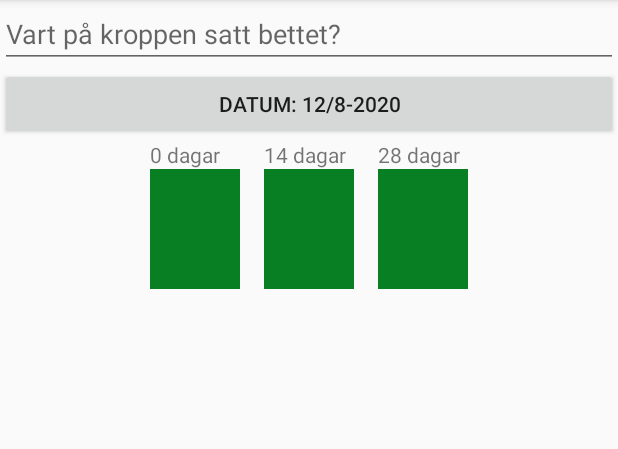
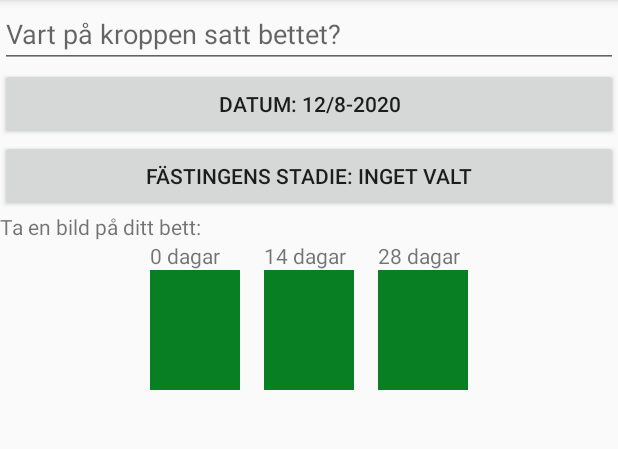
Before and after one commit to GeneralMustard/Bettbok, an Android app: the BitePagerActivity screen opened directly, with no data from a screen before it, on a phone screen of 412 x 824 dp, the part 84-533 px from its top. Run offline under Robolectric (Android 15) with nearby library versions, the phone set to English and light mode, and no system bars.

Commit message:
add stage field

```diff
--- a/app/src/main/java/se/umu/saha5924/bettbok/Bite.java
+++ b/app/src/main/java/se/umu/saha5924/bettbok/Bite.java
@@ -9,6 +9,7 @@ public class Bite {
     private UUID mId;
     private Calendar mCalendar;
     private String mPlacement;
+    private String mStage;
 
     public Bite() {
         this(UUID.randomUUID());
@@ -18,6 +19,7 @@ public class Bite {
         mId = id;
         mCalendar = Calendar.getInstance();
         mCalendar.setTime(new Date());
+        mStage = "Inget valt";
     }
 
     public String getImageFilename(int i) {
@@ -33,6 +35,14 @@ public class Bite {
             days = (int) ((nowMilli-biteMilli) / (1000*60*60*24));
 
         return days;
+    }
+
+    public String getStage() {
+        return mStage;
+    }
+
+    public void setStage(String s) {
+        mStage = s;
     }
 
     public UUID getId() {
--- a/app/src/main/java/se/umu/saha5924/bettbok/BiteEditFragment.java
+++ b/app/src/main/java/se/umu/saha5924/bettbok/BiteEditFragment.java
@@ -1,6 +1,7 @@
 package se.umu.saha5924.bettbok;
 
 import android.app.Activity;
+import android.app.AlertDialog;
 import android.content.Intent;
 import android.os.Bundle;
 import android.text.Editable;
@@ -31,14 +32,18 @@ public class BiteEditFragment extends Fragment {
 
     private static final String ARG_BITE_ID = "bite_id";
     private static final String DIALOG_DATE = "DialogDate";
+    private static final String DIALOG_STAGE = "DialogStage";
+
     private static final int REQUEST_CALENDAR = 0;
     private static final int REQUEST_FIRST_PHOTO = 1;
     private static final int REQUEST_SECOND_PHOTO = 2;
     private static final int REQUEST_THIRD_PHOTO = 3;
+    private static final int REQUEST_STAGE = 4;
 
     private Bite mBite;
     private EditText mPlacementEditText;
     private Button mDateButton;
+    private Button mStageButton;
 
     private Photo mFirstPhoto;
     private Photo mSecondPhoto;
@@ -113,6 +118,18 @@ public class BiteEditFragment extends Fragment {
             }
         });
 
+        mStageButton = v.findViewById(R.id.stage_button);
+        updateStage();
+        mStageButton.setOnClickListener(new View.OnClickListener() {
+            @Override
+            public void onClick(View v) {
+                FragmentManager manager = getParentFragmentManager();
+                StagePickerFragment dialog = new StagePickerFragment();
+                dialog.setTargetFragment(BiteEditFragment.this, REQUEST_STAGE);
+                dialog.show(manager, DIALOG_STAGE);
+            }
+        });
+
         mFirstPhoto = new Photo
                 (getActivity(), v, R.id.first_image_button, mBite, REQUEST_FIRST_PHOTO);
         mSecondPhoto = new Photo
@@ -171,6 +188,10 @@ public class BiteEditFragment extends Fragment {
             Calendar c = (Calendar) data.getSerializableExtra(DatePickerFragment.EXTRA_CALENDAR);
             mBite.setCalendar(c);
             updateDate();
+        } else if (requestCode == REQUEST_STAGE && data != null) {
+            String s = (String) data.getSerializableExtra(StagePickerFragment.EXTRA_STAGE);
+            mBite.setStage(s);
+            updateStage();
         } else if (requestCode == REQUEST_FIRST_PHOTO) {
             mFirstPhoto.handlePhotoRequest();
         } else if (requestCode == REQUEST_SECOND_PHOTO) {
@@ -187,4 +208,8 @@ public class BiteEditFragment extends Fragment {
         int day = c.get(Calendar.DAY_OF_MONTH);
         mDateButton.setText(getString(R.string.show_date, day, month, year));
     }
+
+    private void updateStage() {
+        mStageButton.setText(getString(R.string.show_stage, mBite.getStage()));
+    }
 }
--- a/app/src/main/java/se/umu/saha5924/bettbok/BiteFragment.java
+++ b/app/src/main/java/se/umu/saha5924/bettbok/BiteFragment.java
@@ -33,6 +33,7 @@ public class BiteFragment extends Fragment {
     private TextView mPlacementTextView;
     private TextView mDateTextView;
     private TextView mDaysSinceBite;
+    private TextView mStage;
     private FloatingActionButton mEditFab;
 
 
@@ -72,6 +73,7 @@ public class BiteFragment extends Fragment {
         mPlacementTextView = v.findViewById(R.id.placement_text_view);
         mDateTextView = v.findViewById(R.id.date_text_view);
         mDaysSinceBite = v.findViewById(R.id.days_since_bite);
+        mStage = v.findViewById(R.id.stage);
 
         mEditFab = v.findViewById(R.id.fab_edit_bite);
         mEditFab.setOnClickListener(new View.OnClickListener() {
@@ -167,6 +169,8 @@ public class BiteFragment extends Fragment {
 
         mDaysSinceBite.setText(getString(R.string.days_since_bite
                 , bite.getDaysSinceBite(Calendar.getInstance())));
+
+        mStage.setText(getString(R.string.show_stage, bite.getStage()));
     }
 
     //TODO
--- a/app/src/main/java/se/umu/saha5924/bettbok/BiteLab.java
+++ b/app/src/main/java/se/umu/saha5924/bettbok/BiteLab.java
@@ -129,6 +129,7 @@ public class BiteLab {
         values.put(BiteTable.Cols.UUID, bite.getId().toString());
         values.put(BiteTable.Cols.PLACEMENT, bite.getPlacement());
         values.put(BiteTable.Cols.CALENDAR, bite.getCalendar().getTimeInMillis());
+        values.put(BiteTable.Cols.STAGE, bite.getStage());
 
         return values;
     }
--- a/app/src/main/java/se/umu/saha5924/bettbok/database/BiteBaseHelper.java
+++ b/app/src/main/java/se/umu/saha5924/bettbok/database/BiteBaseHelper.java
@@ -20,7 +20,8 @@ public class BiteBaseHelper extends SQLiteOpenHelper {
                 " _id integer primary key autoincrement, " +
                 BiteTable.Cols.UUID + ", " +
                 BiteTable.Cols.PLACEMENT + ", " +
-                BiteTable.Cols.CALENDAR  + ")"
+                BiteTable.Cols.CALENDAR  + "," +
+                BiteTable.Cols.STAGE + ")"
         );
     }
 
--- a/app/src/main/java/se/umu/saha5924/bettbok/database/BiteCursorWrapper.java
+++ b/app/src/main/java/se/umu/saha5924/bettbok/database/BiteCursorWrapper.java
@@ -28,12 +28,14 @@ public class BiteCursorWrapper extends CursorWrapper {
         String uuidString = getString(getColumnIndex(BiteTable.Cols.UUID));
         String placement = getString(getColumnIndex(BiteTable.Cols.PLACEMENT));
         long calendar = getLong(getColumnIndex(BiteTable.Cols.CALENDAR));
+        String stage = getString(getColumnIndex(BiteTable.Cols.STAGE));
 
         Bite bite = new Bite(UUID.fromString(uuidString));
         bite.setPlacement(placement);
         Calendar c = Calendar.getInstance();
         c.setTimeInMillis(calendar);
         bite.setCalendar(c);
+        bite.setStage(stage);
 
         return bite;
     }
--- a/app/src/main/java/se/umu/saha5924/bettbok/database/BiteDbSchema.java
+++ b/app/src/main/java/se/umu/saha5924/bettbok/database/BiteDbSchema.java
@@ -9,6 +9,7 @@ public class BiteDbSchema {
             public static final String UUID = "uuid";
             public static final String PLACEMENT = "placement";
             public static final String CALENDAR = "calendar";
+            public static final String STAGE = "stage";
         }
     }
 }
--- a/app/src/main/res/layout/fragment_edit_bite.xml
+++ b/app/src/main/res/layout/fragment_edit_bite.xml
@@ -16,12 +16,25 @@
         android:layout_height="wrap_content"
         android:layout_below="@id/placement_edit_text"/>
 
+    <Button
+        android:id="@+id/stage_button"
+        android:layout_width="match_parent"
+        android:layout_height="wrap_content"
+        android:layout_below="@id/date_button"/>
+
+    <TextView
+        android:id="@+id/photo_message"
+        android:layout_width="match_parent"
+        android:layout_height="wrap_content"
+        android:layout_below="@id/stage_button"
+        android:text="Ta en bild på ditt bett:"/>
+
     <LinearLayout
         android:id="@+id/lin_lay_1"
         android:layout_width="wrap_content"
         android:layout_height="wrap_content"
         android:orientation="vertical"
-        android:layout_below="@id/date_button"
+        android:layout_below="@id/photo_message"
         android:layout_toStartOf="@+id/lin_lay_2">
 
         <TextView
@@ -47,7 +60,7 @@
         android:orientation="vertical"
         android:layout_marginStart="16dp"
         android:layout_marginEnd="16dp"
-        android:layout_below="@id/date_button"
+        android:layout_below="@id/photo_message"
         android:layout_centerHorizontal="true">
 
         <TextView
@@ -71,7 +84,7 @@
         android:layout_width="wrap_content"
         android:layout_height="wrap_content"
         android:orientation="vertical"
-        android:layout_below="@id/date_button"
+        android:layout_below="@id/photo_message"
         android:layout_toEndOf="@id/lin_lay_2">
 
         <TextView
```
Also changed, not shown: app/src/main/java/se/umu/saha5924/bettbok/StagePickerFragment.java (added, +41 -0 lines), app/src/main/res/layout/fragment_bite.xml (+11 -3 lines), app/src/main/res/values/strings.xml (+10 -0 lines).
